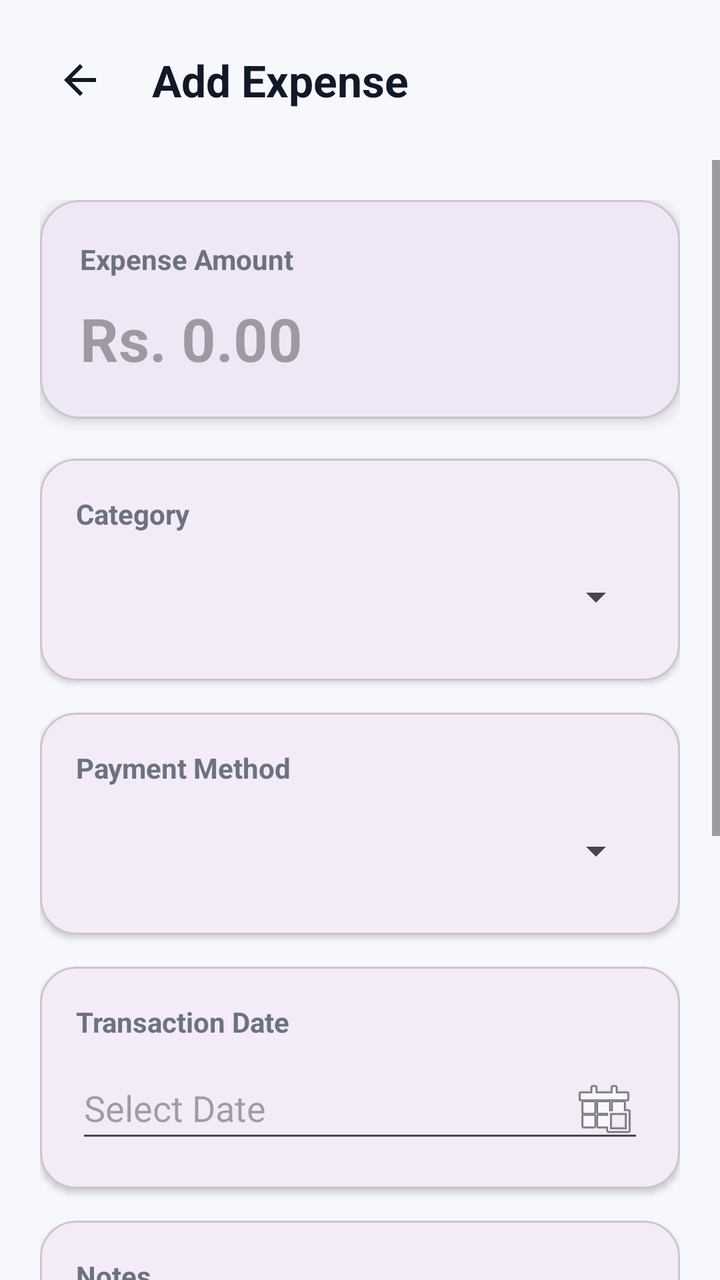
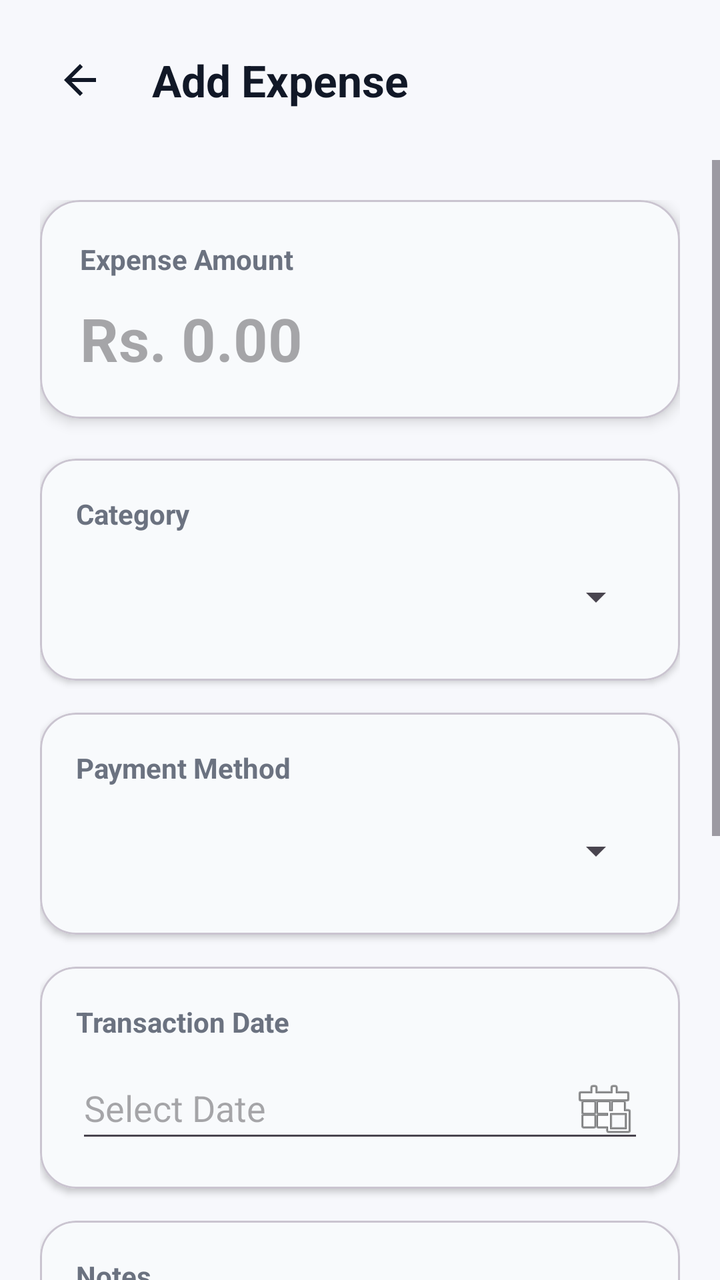

An Android layout rendered at two revisions. The XML below is the earlier revision; the diff shows what the commit changed to produce the second picture.
<!-- AndroidManifest.xml: application theme Theme.AIExpenseManagementApplication -->
<!-- res/layout/activity_add_expense.xml -->
<?xml version="1.0" encoding="utf-8"?>
<androidx.constraintlayout.widget.ConstraintLayout
    xmlns:android="http://schemas.android.com/apk/res/android"
    xmlns:app="http://schemas.android.com/apk/res-auto"
    android:layout_width="match_parent"
    android:layout_height="match_parent"
    android:background="#F7F8FC">

    

    <LinearLayout
        android:id="@+id/headerLayout"
        android:layout_width="0dp"
        android:layout_height="wrap_content"
        android:orientation="horizontal"
        android:gravity="center_vertical"
        android:padding="20dp"
        app:layout_constraintTop_toTopOf="parent"
        app:layout_constraintStart_toStartOf="parent"
        app:layout_constraintEnd_toEndOf="parent">

        <ImageButton
            android:id="@+id/btnBack"
            android:layout_width="40dp"
            android:layout_height="40dp"
            android:background="@android:color/transparent"
            android:src="@drawable/ic_back_arrow"
            android:contentDescription="Back" />

        <TextView
            android:layout_width="wrap_content"
            android:layout_height="wrap_content"
            android:layout_marginStart="16dp"
            android:text="Add Expense"
            android:textStyle="bold"
            android:textSize="22sp"
            android:textColor="#111827" />

    </LinearLayout>


    

    <ScrollView
        android:layout_width="0dp"
        android:layout_height="0dp"
        android:fillViewport="true"
        app:layout_constraintTop_toBottomOf="@id/headerLayout"
        app:layout_constraintBottom_toBottomOf="parent"
        app:layout_constraintStart_toStartOf="parent"
        app:layout_constraintEnd_toEndOf="parent">

        <LinearLayout
            android:layout_width="match_parent"
            android:layout_height="wrap_content"
            android:orientation="vertical"
            android:padding="20dp">


            

            <com.google.android.material.card.MaterialCardView
                android:layout_width="match_parent"
                android:layout_height="wrap_content"
                android:layout_marginBottom="20dp"
                app:cardCornerRadius="20dp"
                app:cardElevation="4dp">

                <LinearLayout
                    android:layout_width="match_parent"
                    android:layout_height="wrap_content"
                    android:orientation="vertical"
                    android:padding="20dp">

                    <TextView
                        android:layout_width="wrap_content"
                        android:layout_height="wrap_content"
                        android:text="Expense Amount"
                        android:textColor="#6B7280"
                        android:textStyle="bold"
                        android:textSize="14sp" />

                    <EditText
                        android:id="@+id/etAmount"
                        android:layout_width="match_parent"
                        android:layout_height="wrap_content"
                        android:layout_marginTop="10dp"
                        android:hint="Rs. 0.00"
                        android:inputType="numberDecimal"
                        android:textSize="30sp"
                        android:textStyle="bold"
                        android:textColor="#111827"
                        android:background="@android:color/transparent" />

                </LinearLayout>

            </com.google.android.material.card.MaterialCardView>


            

            <com.google.android.material.card.MaterialCardView
                android:layout_width="match_parent"
                android:layout_height="wrap_content"
                android:layout_marginBottom="16dp"
                app:cardCornerRadius="18dp"
                app:cardElevation="2dp">

                <LinearLayout
                    android:layout_width="match_parent"
                    android:layout_height="wrap_content"
                    android:orientation="vertical"
                    android:padding="18dp">

                    <TextView
                        android:layout_width="wrap_content"
                        android:layout_height="wrap_content"
                        android:text="Category"
                        android:textColor="#6B7280"
                        android:textStyle="bold"
                        android:textSize="14sp" />

                    <Spinner
                        android:id="@+id/spCategory"
                        android:layout_width="match_parent"
                        android:layout_height="48dp"
                        android:layout_marginTop="8dp" />

                </LinearLayout>

            </com.google.android.material.card.MaterialCardView>


            

            <com.google.android.material.card.MaterialCardView
                android:layout_width="match_parent"
                android:layout_height="wrap_content"
                android:layout_marginBottom="16dp"
                app:cardCornerRadius="18dp"
                app:cardElevation="2dp">

                <LinearLayout
                    android:layout_width="match_parent"
                    android:layout_height="wrap_content"
                    android:orientation="vertical"
                    android:padding="18dp">

                    <TextView
                        android:layout_width="wrap_content"
                        android:layout_height="wrap_content"
                        android:text="Payment Method"
                        android:textColor="#6B7280"
                        android:textStyle="bold"
                        android:textSize="14sp" />

                    <Spinner
                        android:id="@+id/spPaymentMethod"
                        android:layout_width="match_parent"
                        android:layout_height="48dp"
                        android:layout_marginTop="8dp" />

                </LinearLayout>

            </com.google.android.material.card.MaterialCardView>


            

            <com.google.android.material.card.MaterialCardView
                android:layout_width="match_parent"
                android:layout_height="wrap_content"
                android:layout_marginBottom="16dp"
                app:cardCornerRadius="18dp"
                app:cardElevation="2dp">

                <LinearLayout
                    android:layout_width="match_parent"
                    android:layout_height="wrap_content"
                    android:orientation="vertical"
                    android:padding="18dp">

                    <TextView
                        android:layout_width="wrap_content"
                        android:layout_height="wrap_content"
                        android:text="Transaction Date"
                        android:textColor="#6B7280"
                        android:textStyle="bold"
                        android:textSize="14sp" />

                    <EditText
                        android:id="@+id/etDate"
                        android:layout_width="match_parent"
                        android:layout_height="48dp"
                        android:layout_marginTop="8dp"
                        android:focusable="false"
                        android:clickable="true"
                        android:hint="Select Date"
                        android:drawableEnd="@android:drawable/ic_menu_today" />

                </LinearLayout>

            </com.google.android.material.card.MaterialCardView>


            

            <com.google.android.material.card.MaterialCardView
                android:layout_width="match_parent"
                android:layout_height="wrap_content"
                android:layout_marginBottom="16dp"
                app:cardCornerRadius="18dp"
                app:cardElevation="2dp">

                <LinearLayout
                    android:layout_width="match_parent"
                    android:layout_height="wrap_content"
                    android:orientation="vertical"
                    android:padding="18dp">

                    <TextView
                        android:layout_width="wrap_content"
                        android:layout_height="wrap_content"
                        android:text="Notes"
                        android:textColor="#6B7280"
                        android:textStyle="bold"
                        android:textSize="14sp" />

                    <EditText
                        android:id="@+id/etNotes"
                        android:layout_width="match_parent"
                        android:layout_height="100dp"
                        android:layout_marginTop="8dp"
                        android:gravity="top|start"
                        android:hint="Enter notes..."
                        android:inputType="textMultiLine" />

                </LinearLayout>

            </com.google.android.material.card.MaterialCardView>


            

            <com.google.android.material.card.MaterialCardView
                android:id="@+id/cardFamilySharing"
                android:layout_width="match_parent"
                android:layout_height="wrap_content"
                android:layout_marginBottom="24dp"
                app:cardCornerRadius="18dp"
                app:cardElevation="2dp">

                <LinearLayout
                    android:layout_width="match_parent"
                    android:layout_height="wrap_content"
                    android:orientation="vertical"
                    android:padding="18dp">


                    

                    <LinearLayout
                        android:layout_width="match_parent"
                        android:layout_height="wrap_content"
                        android:orientation="horizontal"
                        android:gravity="center_vertical">

                        <LinearLayout
                            android:layout_width="0dp"
                            android:layout_height="wrap_content"
                            android:layout_weight="1"
                            android:orientation="vertical">

                            <TextView
                                android:layout_width="wrap_content"
                                android:layout_height="wrap_content"
                                android:text="Share with Family"
                                android:textColor="#111827"
                                android:textStyle="bold"
                                android:textSize="16sp" />

                            <TextView
                                android:layout_width="wrap_content"
                                android:layout_height="wrap_content"
                                android:layout_marginTop="4dp"
                                android:text="Make this expense visible on a family dashboard"
                                android:textColor="#6B7280"
                                android:textSize="13sp" />

                        </LinearLayout>


                        <com.google.android.material.materialswitch.MaterialSwitch
                            android:id="@+id/switchShareFamily"
                            android:layout_width="wrap_content"
                            android:layout_height="wrap_content"
                            android:checked="false" />

                    </LinearLayout>


                    

                    <LinearLayout
                        android:id="@+id/layoutFamilySelection"
                        android:layout_width="match_parent"
                        android:layout_height="wrap_content"
                        android:layout_marginTop="18dp"
                        android:orientation="vertical"
                        android:visibility="gone">

                        <View
                            android:layout_width="match_parent"
                            android:layout_height="1dp"
                            android:layout_marginBottom="16dp"
                            android:background="#E5E7EB" />

                        <TextView
                            android:layout_width="wrap_content"
                            android:layout_height="wrap_content"
                            android:text="Family Group"
                            android:textColor="#6B7280"
                            android:textStyle="bold"
                            android:textSize="14sp" />

                        <Spinner
                            android:id="@+id/spFamily"
                            android:layout_width="match_parent"
                            android:layout_height="52dp"
                            android:layout_marginTop="8dp" />

                        <TextView
                            android:id="@+id/tvFamilyShareHint"
                            android:layout_width="wrap_content"
                            android:layout_height="wrap_content"
                            android:layout_marginTop="6dp"
                            android:text="Select the family that should see this expense."
                            android:textColor="#9CA3AF"
                            android:textSize="12sp" />

                    </LinearLayout>

                </LinearLayout>

            </com.google.android.material.card.MaterialCardView>


            

            <com.google.android.material.button.MaterialButton
                android:id="@+id/btnSaveExpense"
                android:layout_width="match_parent"
                android:layout_height="56dp"
                android:text="Save Expense"
                android:textAllCaps="false"
                android:textSize="16sp"
                android:textStyle="bold"
                android:textColor="#FFFFFF"
                app:backgroundTint="#22C55E"
                app:cornerRadius="16dp" />

            <Space
                android:layout_width="match_parent"
                android:layout_height="24dp" />

        </LinearLayout>

    </ScrollView>

</androidx.constraintlayout.widget.ConstraintLayout>
<!-- resources referenced by this layout -->
<resources>
  <!-- drawable ic_back_arrow (drawable) -->
  <vector xmlns:android="http://schemas.android.com/apk/res/android"
      android:width="24dp"
      android:height="24dp"
      android:viewportWidth="24"
      android:viewportHeight="24">
  
      <path
          android:fillColor="#111827"
          android:pathData="M20,11H7.83l5.59,-5.59L12,4l-8,8 8,8 1.41,-1.41L7.83,13H20v-2z" />
  
  </vector>
  <style name="Theme.AIExpenseManagementApplication" parent="Base.Theme.AIExpenseManagementApplication" />
  <style name="Base.Theme.AIExpenseManagementApplication" parent="Theme.Material3.DayNight.NoActionBar">
          
          
      </style>
</resources>

<!-- the commit's change to res/layout/activity_add_expense.xml (unified diff, before → after) -->
@@ -64,7 +64,8 @@
                 android:layout_height="wrap_content"
                 android:layout_marginBottom="20dp"
                 app:cardCornerRadius="20dp"
-                app:cardElevation="4dp">
+                app:cardElevation="4dp"
+                app:cardBackgroundColor="#F8FAFC">
 
                 <LinearLayout
                     android:layout_width="match_parent"
@@ -104,7 +105,8 @@
                 android:layout_height="wrap_content"
                 android:layout_marginBottom="16dp"
                 app:cardCornerRadius="18dp"
-                app:cardElevation="2dp">
+                app:cardElevation="2dp"
+                app:cardBackgroundColor="#F8FAFC">
 
                 <LinearLayout
                     android:layout_width="match_parent"
@@ -138,7 +140,8 @@
                 android:layout_height="wrap_content"
                 android:layout_marginBottom="16dp"
                 app:cardCornerRadius="18dp"
-                app:cardElevation="2dp">
+                app:cardElevation="2dp"
+                app:cardBackgroundColor="#F8FAFC">
 
                 <LinearLayout
                     android:layout_width="match_parent"
@@ -172,7 +175,8 @@
                 android:layout_height="wrap_content"
                 android:layout_marginBottom="16dp"
                 app:cardCornerRadius="18dp"
-                app:cardElevation="2dp">
+                app:cardElevation="2dp"
+                app:cardBackgroundColor="#F8FAFC">
 
                 <LinearLayout
                     android:layout_width="match_parent"
@@ -210,7 +214,8 @@
                 android:layout_height="wrap_content"
                 android:layout_marginBottom="16dp"
                 app:cardCornerRadius="18dp"
-                app:cardElevation="2dp">
+                app:cardElevation="2dp"
+                app:cardBackgroundColor="#F8FAFC">
 
                 <LinearLayout
                     android:layout_width="match_parent"
@@ -248,7 +253,8 @@
                 android:layout_height="wrap_content"
                 android:layout_marginBottom="24dp"
                 app:cardCornerRadius="18dp"
-                app:cardElevation="2dp">
+                app:cardElevation="2dp"
+                app:cardBackgroundColor="#F8FAFC">
 
                 <LinearLayout
                     android:layout_width="match_parent"
<!-- resource entries referenced after the edit -->
@@ -16,6 +16,8 @@
   <style name="Base.Theme.AIExpenseManagementApplication" parent="Theme.Material3.DayNight.NoActionBar">
           
           
+          <item name="colorSecondaryContainer">@color/nav_selected_background</item>
       </style>
+  <color name="nav_selected_background">#DCFCE7</color>S
 </resources>
 
